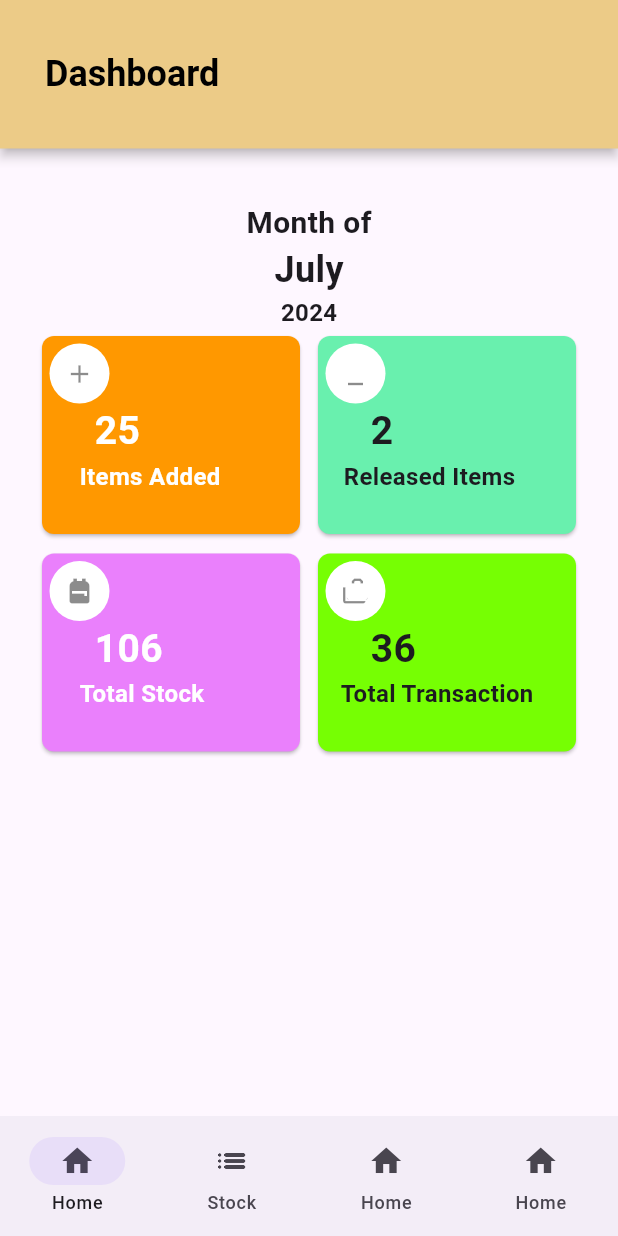
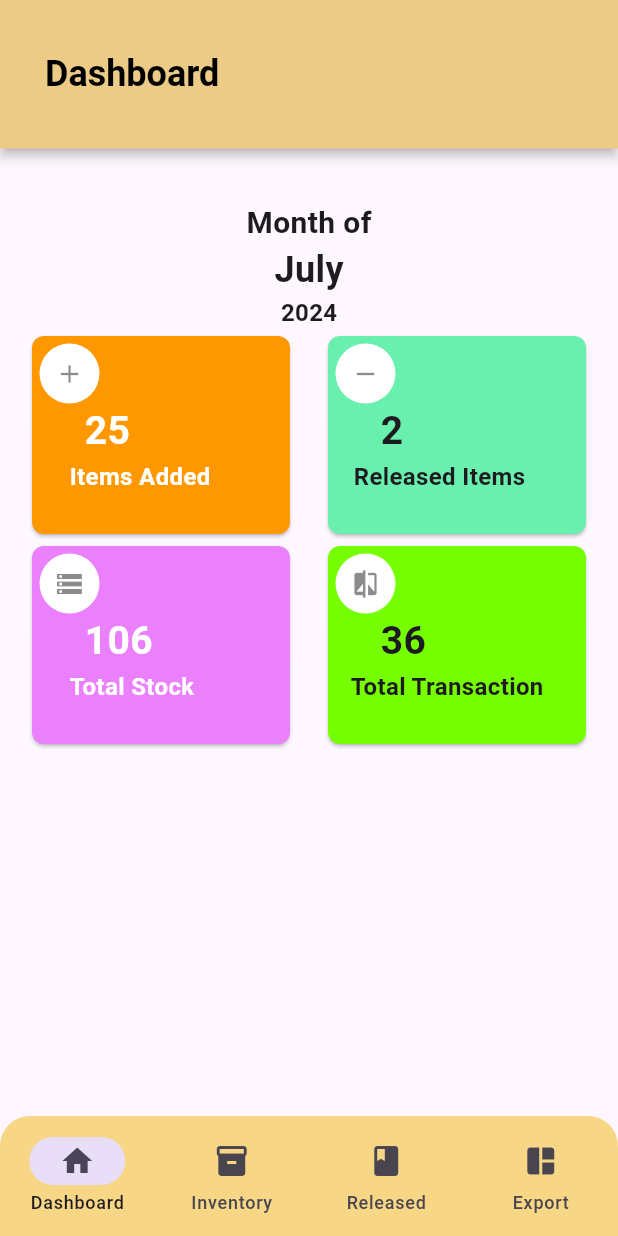
Before and after one commit to MorsHs/mobile-inventory-flutter, a Flutter app: the screen it shows after launch, on a phone screen of 412 x 824 dp. Run offline on Flutter 3.47's test engine with Material 3 defaults, Android fonts, the phone set to English and light mode, and no system bars.

```diff
--- a/lib/Pages/Home.dart
+++ b/lib/Pages/Home.dart
@@ -14,17 +14,25 @@ class _DashboardState extends State<Dashboard> {
   @override
   Widget build(BuildContext context) {
     return Scaffold(
-      bottomNavigationBar: NavigationBar(
-        destinations: [
-          NavigationDestination(icon: Icon(Icons.home), label: "Home"),
-          NavigationDestination(icon: Icon(Icons.list_rounded), label: "Stock"),
-          NavigationDestination(icon: Icon(Icons.home), label: "Home"),
-          NavigationDestination(icon: Icon(Icons.home), label: "Home"),
+      bottomNavigationBar: ClipRRect(
+        borderRadius: const BorderRadius.only(
+            topLeft: Radius.circular(20), topRight: Radius.circular(20)),
+        child: NavigationBar(
+          destinations: const [
+            NavigationDestination(icon: Icon(Icons.home), label: "Dashboard"),
+            NavigationDestination(
+                icon: Icon(Icons.inventory), label: "Inventory"),
+            NavigationDestination(icon: Icon(Icons.book), label: "Released"),
+            NavigationDestination(
+                icon: Icon(Icons.auto_awesome_mosaic), label: "Export"),
           ],
           selectedIndex: index,
           elevation: 3,
-        onDestinationSelected: (value) => index = value,
-
+          onDestinationSelected: (value) => setState(() {
+            index = value;
+          }),
+          backgroundColor: const Color.fromRGBO(247, 214, 133, 1.0),
+        ),
       ),
       appBar: AppBar(
         title: const Text('Dashboard'),
@@ -44,7 +52,8 @@ class _DashboardState extends State<Dashboard> {
         crossAxisAlignment: CrossAxisAlignment.center,
         verticalDirection: VerticalDirection.down,
         children: [
-          Center(
+          SafeArea(
+            child: Center(
               child: Column(
                 children: [
                   const SizedBox(
@@ -53,9 +62,7 @@ class _DashboardState extends State<Dashboard> {
                   const TextDash(text: "Month of", fontsize: 20),
                   const TextDash(text: 'July', fontsize: 24),
                   const TextDash(text: "2024", fontsize: 16),
-                Padding(
-                  padding: const EdgeInsets.only(left: 20, right: 20),
-                  child: Column(
+                  Column(
                     children: [
                       Row(
                         mainAxisAlignment: MainAxisAlignment.spaceEvenly,
@@ -69,7 +76,7 @@ class _DashboardState extends State<Dashboard> {
                             paddingLeft: 25,
                           ),
                           Cardreport(
-                            icons: Icons.minimize,
+                            icons: Icons.remove,
                             itemCount: 2,
                             description: 'Released Items',
                             color: Colors.greenAccent,
@@ -77,13 +84,11 @@ class _DashboardState extends State<Dashboard> {
                           ),
                         ],
                       ),
-                      Padding(
-                        padding: const EdgeInsets.only(top: 5),
-                        child: Row(
+                      Row(
                         mainAxisAlignment: MainAxisAlignment.spaceEvenly,
                         children: [
                           Cardreport(
-                              icons: Icons.backpack,
+                            icons: Icons.storage,
                             itemCount: 106,
                             description: 'Total Stock',
                             color: Colors.purpleAccent.shade100,
@@ -91,19 +96,18 @@ class _DashboardState extends State<Dashboard> {
                             paddingLeft: 25,
                           ),
                           Cardreport(
-                              icons: Icons.cases,
+                            icons: Icons.compare,
                             itemCount: 36,
                             description: 'Total Transaction',
                             color: Colors.lightGreenAccent.shade400,
                             paddingLeft: 15,
                           )
                         ],
-                        ),
+                      )
+                    ],
                   )
                 ],
               ),
-                )
-              ],
             ),
           )
         ],
```
Lines whose indentation alone changed are shown as unchanged.
